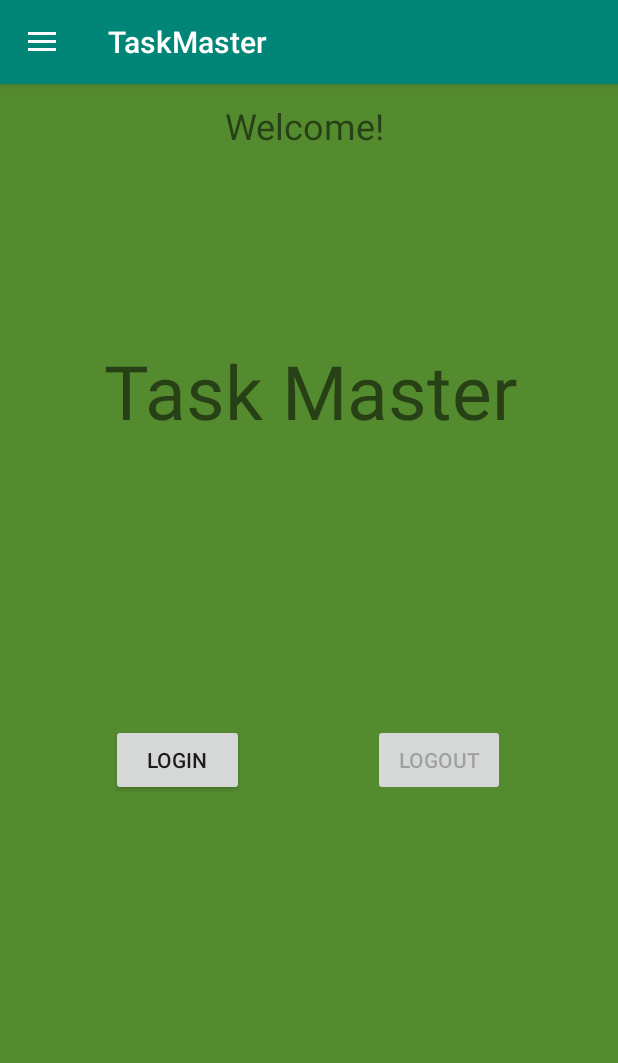
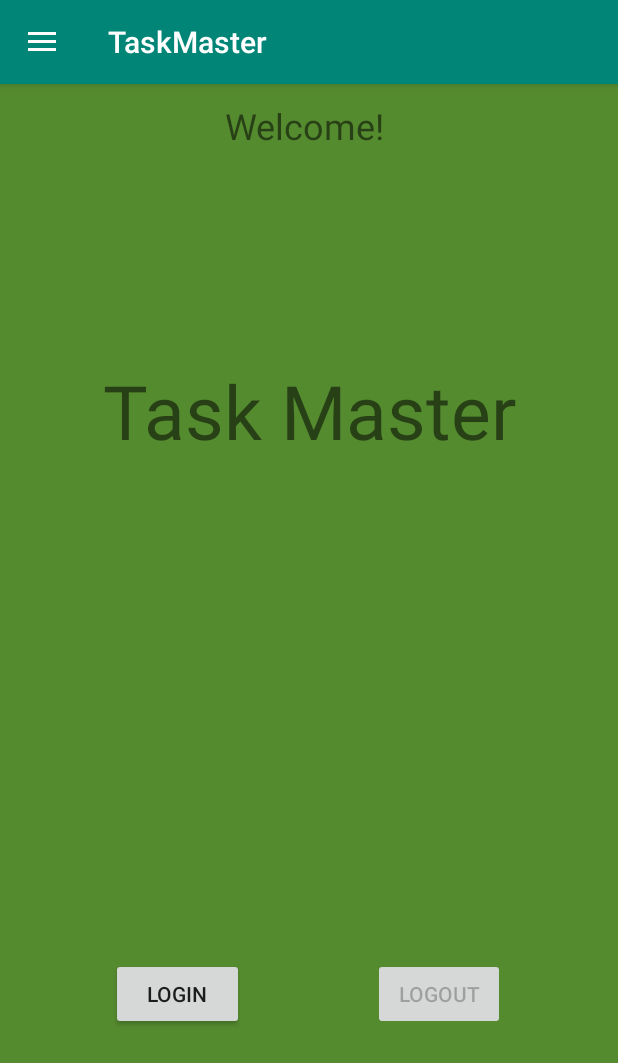
Before and after one commit to herndont/TaskMaster, an Android app: the screen it shows after launch (MainActivity), on a phone screen of 412 x 824 dp. Shown: the top 1063 px of the screen. Run offline under Robolectric (Android 15) with nearby library versions, the phone set to English and light mode, and no system bars; our stand-ins replace Firebase (no records; nobody signed in at launch, a user with empty details on screens opened directly); libraries missing offline, so code that uses them is left out: com.firebase.ui.

Commit message:
fixing bugs slowly, but surely

```diff
--- a/app/build.gradle
+++ b/app/build.gradle
@@ -31,7 +31,8 @@ dependencies {
     implementation 'androidx.recyclerview:recyclerview:1.0.0'
     implementation 'androidx.constraintlayout:constraintlayout:1.1.3'
 
-    implementation 'com.google.firebase:firebase-core:16.0.9'
+    implementation 'com.google.firebase:firebase-auth:17.0.0'
+//    implementation 'com.google.firebase:firebase-core:16.0.9'
     implementation 'com.google.firebase:firebase-firestore:19.0.1'
     implementation 'com.firebaseui:firebase-ui-auth:4.3.1'
 
--- a/app/src/main/java/com/example/taskmaster/MainActivity.java
+++ b/app/src/main/java/com/example/taskmaster/MainActivity.java
@@ -55,7 +55,7 @@ public class MainActivity extends AppCompatActivity {
                 int id = item.getItemId();
                 switch (id) {
                     case R.id.nav_item_1:
-                        Intent intent = new Intent(MainActivity.this, Tasks.class);
+                        Intent intent = new Intent(MainActivity.this, TaskListActivity.class);
                         startActivity(intent);
                         break;
 
--- a/app/src/main/res/layout/activity_main.xml
+++ b/app/src/main/res/layout/activity_main.xml
@@ -14,20 +14,19 @@
 
         <TextView
             android:id="@+id/textView"
-            android:layout_width="wrap_content"
-            android:layout_height="wrap_content"
+            android:layout_width="351dp"
+            android:layout_height="277dp"
             android:layout_below="@+id/text_content"
             android:layout_alignParentStart="true"
             android:layout_alignParentEnd="true"
             android:layout_alignParentBottom="true"
-            android:layout_marginStart="53dp"
-            android:layout_marginLeft="130dp"
-            android:layout_marginTop="106dp"
-            android:layout_marginEnd="51dp"
-            android:layout_marginBottom="412dp"
+            android:layout_marginStart="30dp"
+            android:layout_marginTop="119dp"
+            android:layout_marginEnd="30dp"
+            android:layout_marginBottom="271dp"
             android:text="@string/headerText"
             android:textAlignment="center"
-            android:textSize="50dp" />
+            android:textSize="50sp" />
 
         <Button
             android:id="@+id/button_login"
@@ -37,8 +36,9 @@
             android:layout_alignParentBottom="true"
             android:layout_marginStart="74dp"
             android:layout_marginEnd="86dp"
-            android:layout_marginBottom="293dp"
+            android:layout_marginBottom="137dp"
             android:layout_toStartOf="@+id/button_logout"
+            android:onClick="onLoginClick"
             android:text="@string/login" />
 
         <Button
@@ -48,7 +48,7 @@
             android:layout_alignParentEnd="true"
             android:layout_alignParentBottom="true"
             android:layout_marginEnd="75dp"
-            android:layout_marginBottom="293dp"
+            android:layout_marginBottom="137dp"
             android:text="@string/logout" />
 
         <TextView
```
Also changed, not shown: app/src/main/res/layout/activity_task_list.xml (+6 -4 lines), app/src/main/res/drawable/mainLogin.PNG (added), app/src/main/res/drawable/taskEntry.PNG (added), 1 other file.
